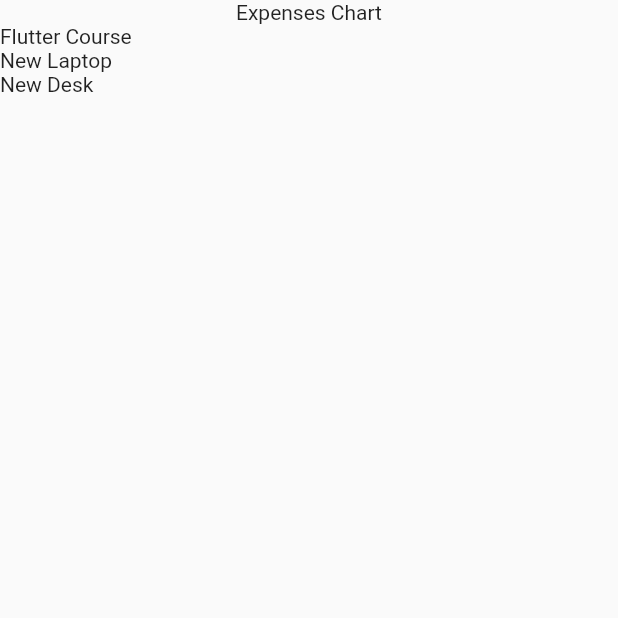
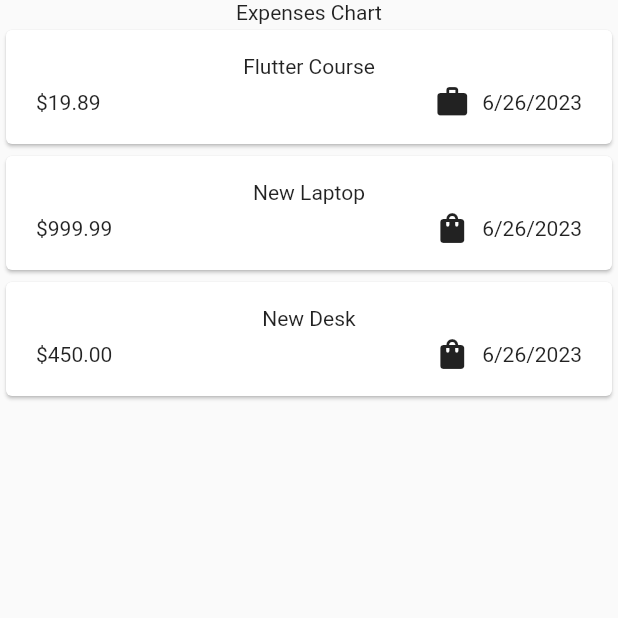
Before and after one commit to Rohanjai/Expense_Tracker, a Flutter app: the screen it shows after launch, on a phone screen of 412 x 824 dp, the top half of it. Run offline on Flutter 3.47's test engine with Material 2 defaults, Android fonts, the phone set to English and light mode, and no system bars.

Commit message:
Formatted Date and added Icons for Categories

```diff
--- a/lib/main.dart
+++ b/lib/main.dart
@@ -1,4 +1,4 @@
-import 'package:expense_tracker/expenses.dart';
+import 'package:expense_tracker/widgets/expenses.dart';
 import 'package:flutter/material.dart';
 
 void main() {
--- a/lib/models/expense.dart
+++ b/lib/models/expense.dart
@@ -1,9 +1,20 @@
-import 'package:flutter/foundation.dart';
+import 'package:flutter/material.dart';
+import 'package:intl/intl.dart';
 import 'package:uuid/uuid.dart';
+
+final formatter = DateFormat.yMd();
 
 const uuid = Uuid();
 
-enum Category { food, transport, shopping, rent, others }
+enum Category { food, transport, shopping, rent, work }
+
+const categoryItems = {
+  Category.food: Icons.lunch_dining,
+  Category.transport: Icons.flight_takeoff,
+  Category.shopping: Icons.shopping_bag,
+  Category.rent: Icons.house,
+  Category.work: Icons.work,
+};
 
 class Expense {
   Expense({
@@ -18,4 +29,8 @@ class Expense {
   final double amount;
   final DateTime date;
   final Category category;
+
+  String get formattedDate {
+    return formatter.format(date);
+  }
 }
--- a/lib/expenses.dart
+++ b/lib/widgets/expenses.dart
@@ -1,4 +1,4 @@
-import 'package:expense_tracker/expenses_list.dart';
+import 'package:expense_tracker/widgets/expenses_lists/expenses_list.dart';
 import 'package:flutter/material.dart';
 import 'package:expense_tracker/models/expense.dart';
 
@@ -15,7 +15,7 @@ class _ExpensesState extends State<Expenses> {
       title: 'Flutter Course',
       amount: 19.89,
       date: DateTime.now(),
-      category: Category.others,
+      category: Category.work,
     ),
     Expense(
       title: 'New Laptop',
--- /dev/null
+++ b/lib/widgets/expenses_lists/expense_item.dart
@@ -0,0 +1,32 @@
+import 'package:expense_tracker/models/expense.dart';
+import 'package:flutter/material.dart';
+
+class ExpenseItem extends StatelessWidget {
+  const ExpenseItem({required this.expense, super.key});
+  final Expense expense;
+  @override
+  Widget build(BuildContext context) {
+    return Card(
+      child: Padding(
+        padding: const EdgeInsets.symmetric(horizontal: 20, vertical: 16),
+        child: Column(
+          children: [
+            Text(expense.title),
+            const SizedBox(height: 4),
+            Row(
+              children: [
+                Text('\$${expense.amount.toStringAsFixed(2)}'),
+                const Spacer(),
+                Row(children: [
+                  Icon(categoryItems[expense.category]),
+                  const SizedBox(width: 8),
+                  Text(expense.formattedDate),
+                ])
+              ],
+            )
+          ],
+        ),
+      ),
+    );
+  }
+}
--- a/lib/expenses_list.dart
+++ b/lib/widgets/expenses_lists/expenses_list.dart
@@ -1,4 +1,5 @@
 import 'package:expense_tracker/models/expense.dart';
+import 'package:expense_tracker/widgets/expenses_lists/expense_item.dart';
 import 'package:flutter/material.dart';
 
 class ExpensesList extends StatelessWidget {
@@ -8,7 +9,7 @@ class ExpensesList extends StatelessWidget {
   Widget build(BuildContext context) {
     return ListView.builder(
       itemCount: expenses.length,
-      itemBuilder: (ctx, index) => Text(expenses[index].title),
+      itemBuilder: (ctx, index) => ExpenseItem(expense: expenses[index]),
     );
   }
 }
--- a/pubspec.yaml
+++ b/pubspec.yaml
@@ -36,6 +36,7 @@ dependencies:
   # Use with the CupertinoIcons class for iOS style icons.
   cupertino_icons: ^1.0.2
   uuid: ^3.0.7
+  intl: ^0.18.1
 
 dev_dependencies:
   flutter_test:
```
Also changed, not shown: pubspec.lock.
